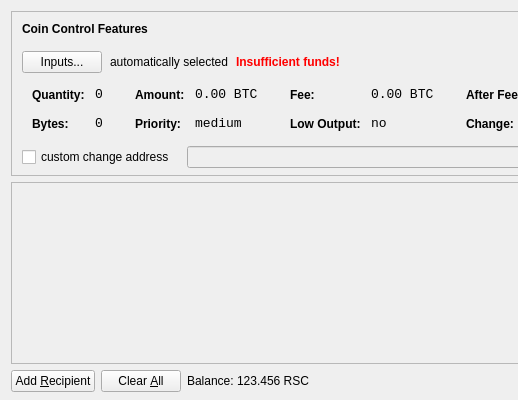
Old version of the form src/qt/forms/sendcoinsdialog.ui in the repository micryon/GPUcoin; both pictures show x 0 to 518 and y 0 to 400 of the 850 by 400 pixel window.
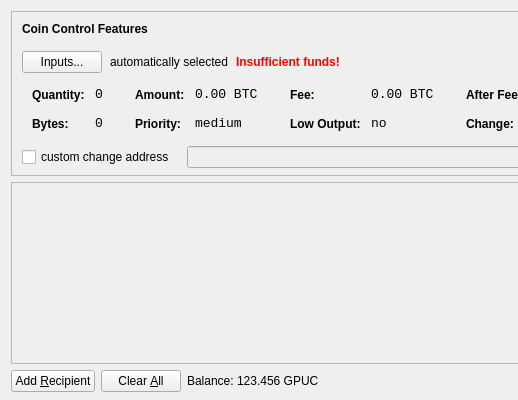
New version of the form. Icons and pictures are not drawn.

Commit message: changed symbol from RSC to GPUC

```diff
--- a/src/qt/forms/sendcoinsdialog.ui
+++ b/src/qt/forms/sendcoinsdialog.ui
@@ -720,7 +720,7 @@
           <cursorShape>IBeamCursor</cursorShape>
          </property>
          <property name="text">
-          <string>123.456 RSC</string>
+          <string>123.456 GPUC</string>
          </property>
          <property name="textInteractionFlags">
           <set>Qt::LinksAccessibleByMouse|Qt::TextSelectableByKeyboard|Qt::TextSelectableByMouse</set>
```
The commit also changes 3 other files.
